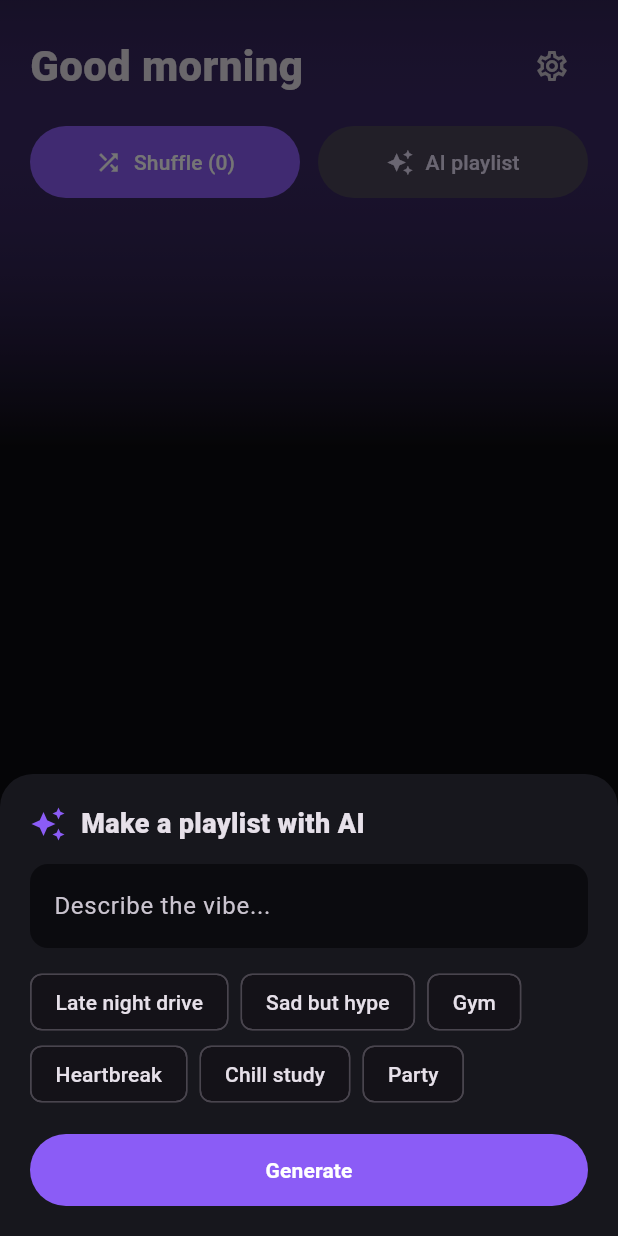
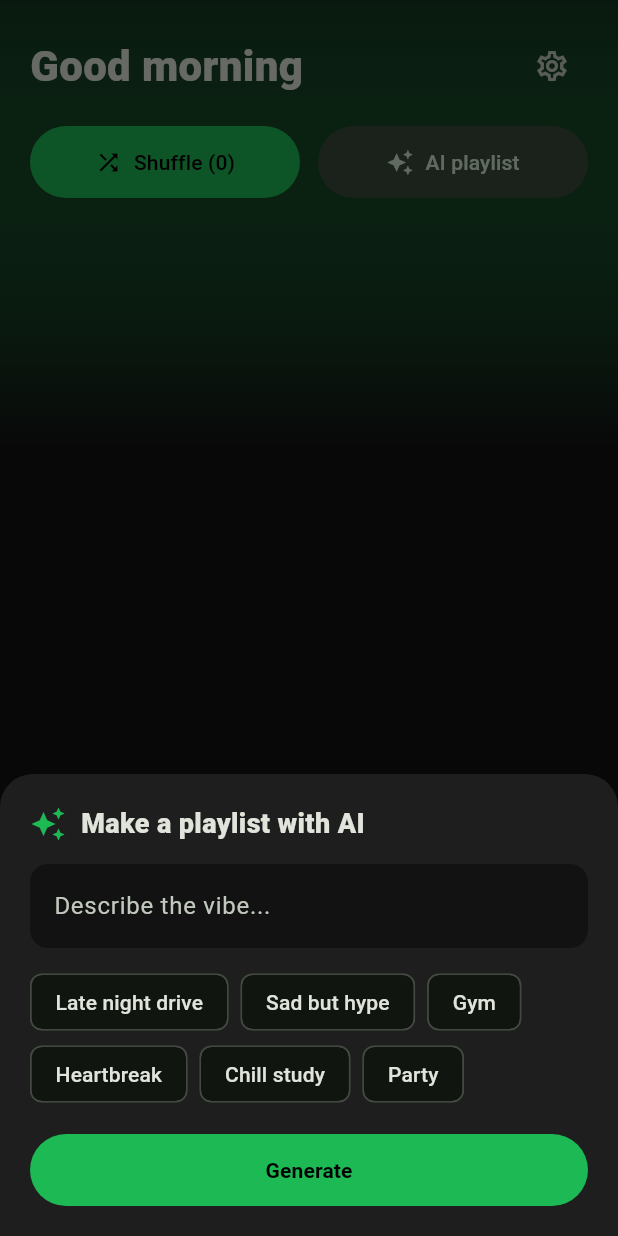
Before and after one commit to COOLEO1/tunr, a Flutter app: the screen it shows after launch, after a tap on "AI playlist", on a phone screen of 412 x 824 dp. Run offline on Flutter 3.47's test engine with Material 3 defaults, Android fonts, the phone set to English and light mode, and no system bars; our stand-ins replace connectivity_plus, just_audio, just_audio_background, on_audio_query, shared_preferences, sqflite; accounts and stored records are empty.

Commit message:
spotify green theme

```diff
--- a/lib/main.dart
+++ b/lib/main.dart
@@ -66,7 +66,7 @@ class _ShellState extends State<Shell> {
           const MiniPlayer(),
           NavigationBar(
             backgroundColor: bg,
-            indicatorColor: accent.withOpacity(.35),
+            indicatorColor: Colors.transparent,
             selectedIndex: tab,
             onDestinationSelected: (i) => setState(() => tab = i),
             destinations: const [
--- a/lib/ui/ai_sheet.dart
+++ b/lib/ui/ai_sheet.dart
@@ -42,7 +42,7 @@ void showAiSheet(BuildContext c) {
           SizedBox(
             width: double.infinity,
             child: FilledButton(
-              style: FilledButton.styleFrom(backgroundColor: accent, foregroundColor: Colors.white, padding: const EdgeInsets.symmetric(vertical: 14)),
+              style: FilledButton.styleFrom(backgroundColor: accent, foregroundColor: Colors.black, padding: const EdgeInsets.symmetric(vertical: 14)),
               onPressed: loading
                   ? null
                   : () async {
--- a/lib/ui/home.dart
+++ b/lib/ui/home.dart
@@ -55,7 +55,7 @@ class HomePage extends StatelessWidget {
         gradient: LinearGradient(
           begin: Alignment.topCenter,
           end: const Alignment(0, -.2),
-          colors: [accent.withOpacity(.30), bg],
+          colors: [accent.withOpacity(.22), bg],
         ),
       ),
       child: SafeArea(
@@ -84,7 +84,7 @@ class HomePage extends StatelessWidget {
               Row(children: [
                 Expanded(
                   child: FilledButton.icon(
-                    style: FilledButton.styleFrom(backgroundColor: accent, foregroundColor: Colors.white, padding: const EdgeInsets.symmetric(vertical: 14)),
+                    style: FilledButton.styleFrom(backgroundColor: accent, foregroundColor: Colors.black, padding: const EdgeInsets.symmetric(vertical: 14)),
                     onPressed: p.shuffleAll,
                     icon: const Icon(Icons.shuffle),
                     label: Text('Shuffle (${p.all.length})'),
--- a/lib/ui/theme.dart
+++ b/lib/ui/theme.dart
@@ -1,8 +1,8 @@
 import 'package:flutter/material.dart';
 
-const bg = Color(0xFF0B0B0F);
-const card = Color(0xFF17171D);
-const accent = Color(0xFF8B5CF6);
+const bg = Color(0xFF121212);
+const card = Color(0xFF1E1E1E);
+const accent = Color(0xFF1DB954);
 
 final appTheme = ThemeData(
   useMaterial3: true,
--- a/pubspec.yaml
+++ b/pubspec.yaml
@@ -26,5 +26,5 @@ flutter_launcher_icons:
   android: true
   ios: false
   image_path: "assets/icon.png"
-  adaptive_icon_background: "#5A2DB8"
+  adaptive_icon_background: "#1DB954"
   adaptive_icon_foreground: "assets/icon_fg.png"
```
Also changed, not shown: 1 other file.
